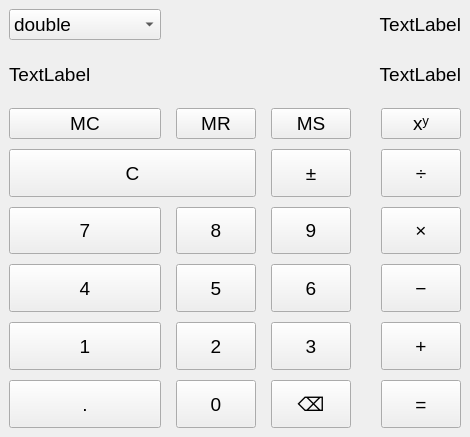
First picture: the form in problems/sprint3/template-calculator/submission/mainwindow.ui, repository AlinaElay/cpp-qt, before the edit.
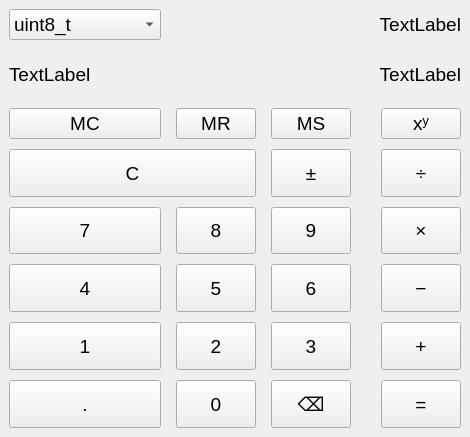
Second picture: the form after the edit.

The edit to the form file:
```diff
--- a/problems/sprint3/template-calculator/submission/mainwindow.ui
+++ b/problems/sprint3/template-calculator/submission/mainwindow.ui
@@ -340,16 +340,6 @@
     </item>
     <item row="0" column="0">
      <widget class="QComboBox" name="cmb_controller">
-      <item>
-       <property name="text">
-        <string>double</string>
-       </property>
-      </item>
-      <item>
-       <property name="text">
-        <string>float</string>
-       </property>
-      </item>
       <item>
        <property name="text">
         <string>uint8_t</string>
```
Left out of the diff: 12 changed lines with no effect on the pictures.
